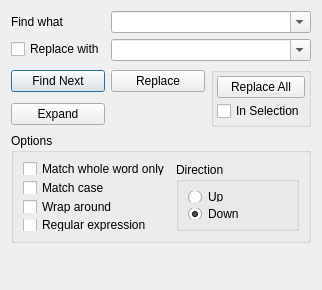
Above: Qitom/ui/dialogReplace.ui from itom-project/itom before the change. Below: the same form after it.
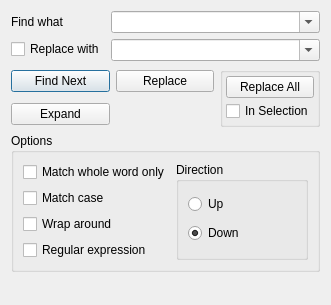
That is the form after the change.

Commit message: dialogReplace: fix layout for high dpi screens

Patch:
```diff
--- a/Qitom/ui/dialogReplace.ui
+++ b/Qitom/ui/dialogReplace.ui
@@ -6,8 +6,8 @@
    <rect>
     <x>0</x>
     <y>0</y>
-    <width>311</width>
-    <height>290</height>
+    <width>331</width>
+    <height>305</height>
    </rect>
   </property>
   <property name="sizePolicy">
@@ -192,7 +192,7 @@
      <property name="maximumSize">
       <size>
        <width>16777215</width>
-       <height>110</height>
+       <height>16777215</height>
       </size>
      </property>
      <property name="title">
@@ -274,7 +274,7 @@
      <property name="sizeHint" stdset="0">
       <size>
        <width>20</width>
-       <height>40</height>
+       <height>1</height>
       </size>
      </property>
     </spacer>
```
